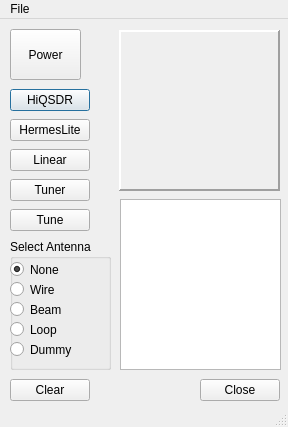
Qt form mainwindow.ui (radi8/QtRemote) before a commit.
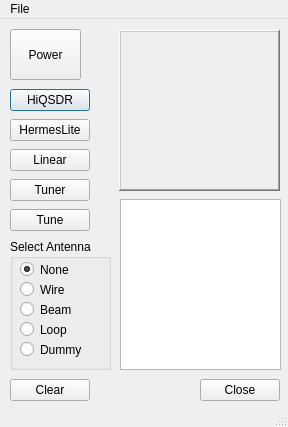
The same form after that commit. Custom widgets are drawn as their Qt base class.

Diff of the .ui file:
```diff
--- a/mainwindow.ui
+++ b/mainwindow.ui
@@ -173,7 +173,7 @@
      </rect>
     </property>
     <property name="frameShape">
-     <enum>QFrame::Panel</enum>
+     <enum>QFrame::WinPanel</enum>
     </property>
     <property name="frameShadow">
      <enum>QFrame::Raised</enum>
@@ -210,9 +210,9 @@
     <widget class="QRadioButton" name="radioButton">
      <property name="geometry">
       <rect>
-       <x>0</x>
+       <x>10</x>
        <y>20</y>
-       <width>104</width>
+       <width>81</width>
        <height>21</height>
       </rect>
      </property>
@@ -226,9 +226,9 @@
     <widget class="QRadioButton" name="radioButton_2">
      <property name="geometry">
       <rect>
-       <x>0</x>
+       <x>10</x>
        <y>40</y>
-       <width>104</width>
+       <width>81</width>
        <height>21</height>
       </rect>
      </property>
@@ -239,9 +239,9 @@
     <widget class="QRadioButton" name="radioButton_3">
      <property name="geometry">
       <rect>
-       <x>0</x>
+       <x>10</x>
        <y>60</y>
-       <width>104</width>
+       <width>81</width>
        <height>21</height>
       </rect>
      </property>
@@ -252,9 +252,9 @@
     <widget class="QRadioButton" name="radioButton_4">
      <property name="geometry">
       <rect>
-       <x>0</x>
+       <x>10</x>
        <y>80</y>
-       <width>104</width>
+       <width>81</width>
        <height>21</height>
       </rect>
      </property>
@@ -265,9 +265,9 @@
     <widget class="QRadioButton" name="radioButton_5">
      <property name="geometry">
       <rect>
-       <x>0</x>
+       <x>10</x>
        <y>100</y>
-       <width>104</width>
+       <width>81</width>
        <height>21</height>
       </rect>
      </property>
```
Left out of the diff: 13 changed lines with no effect on the pictures.
